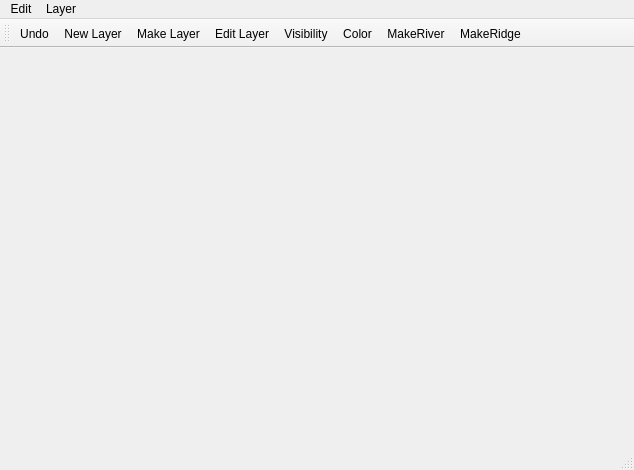
Before: the Qt Designer form app/gui/mainwindow.ui in mortalisk/geoSketch, drawn with Qt 5.
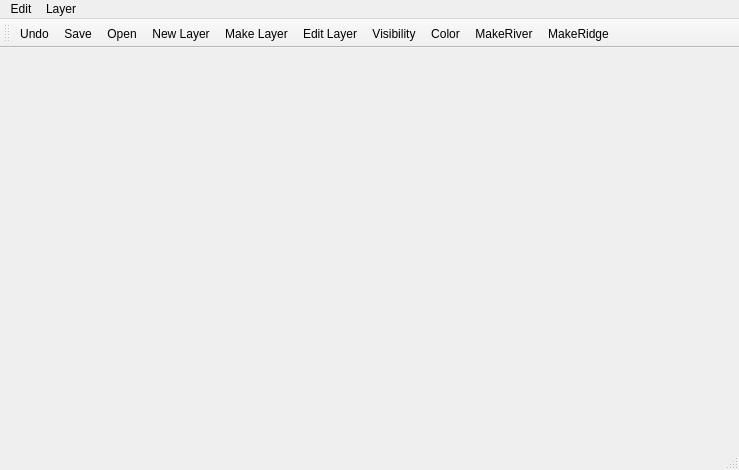
After: the same form once the commit is applied. Icons and pictures are not drawn.

The edit to the form file:
```diff
--- a/app/gui/mainwindow.ui
+++ b/app/gui/mainwindow.ui
@@ -6,7 +6,7 @@
    <rect>
     <x>0</x>
     <y>0</y>
-    <width>634</width>
+    <width>739</width>
     <height>470</height>
    </rect>
   </property>
@@ -30,6 +30,8 @@
     <bool>false</bool>
    </attribute>
    <addaction name="actionUndo"/>
+   <addaction name="actionSave"/>
+   <addaction name="actionOpen"/>
    <addaction name="actionNewLayer"/>
    <addaction name="actionMakeLayer"/>
    <addaction name="actionEditLayer"/>
@@ -43,7 +45,7 @@
     <rect>
      <x>0</x>
      <y>0</y>
-     <width>634</width>
+     <width>739</width>
      <height>23</height>
     </rect>
    </property>
@@ -142,6 +144,25 @@
     <string>MakeRidge</string>
    </property>
   </action>
+  <action name="actionSave">
+   <property name="text">
+    <string>Save</string>
+   </property>
+   <property name="toolTip">
+    <string>Save</string>
+   </property>
+   <property name="shortcut">
+    <string>Ctrl+S</string>
+   </property>
+  </action>
+  <action name="actionOpen">
+   <property name="text">
+    <string>Open</string>
+   </property>
+   <property name="shortcut">
+    <string>Ctrl+O</string>
+   </property>
+  </action>
  </widget>
  <layoutdefault spacing="6" margin="11"/>
  <resources/>
```
